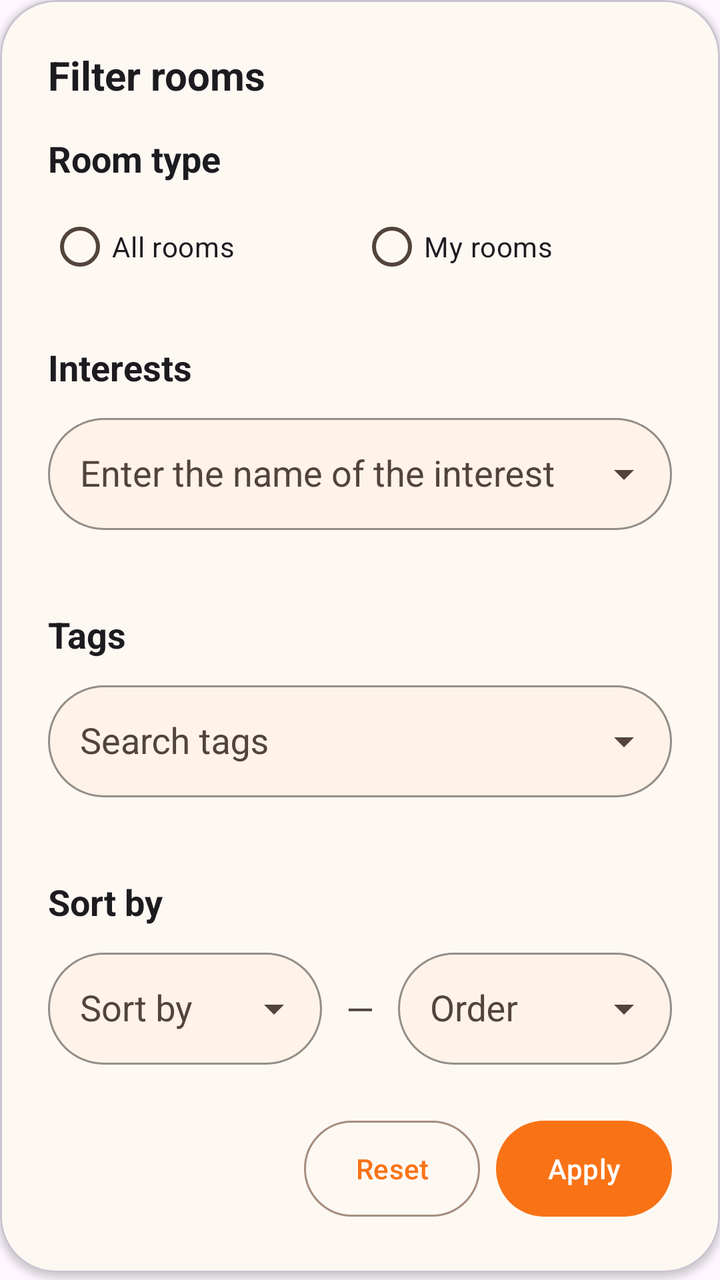
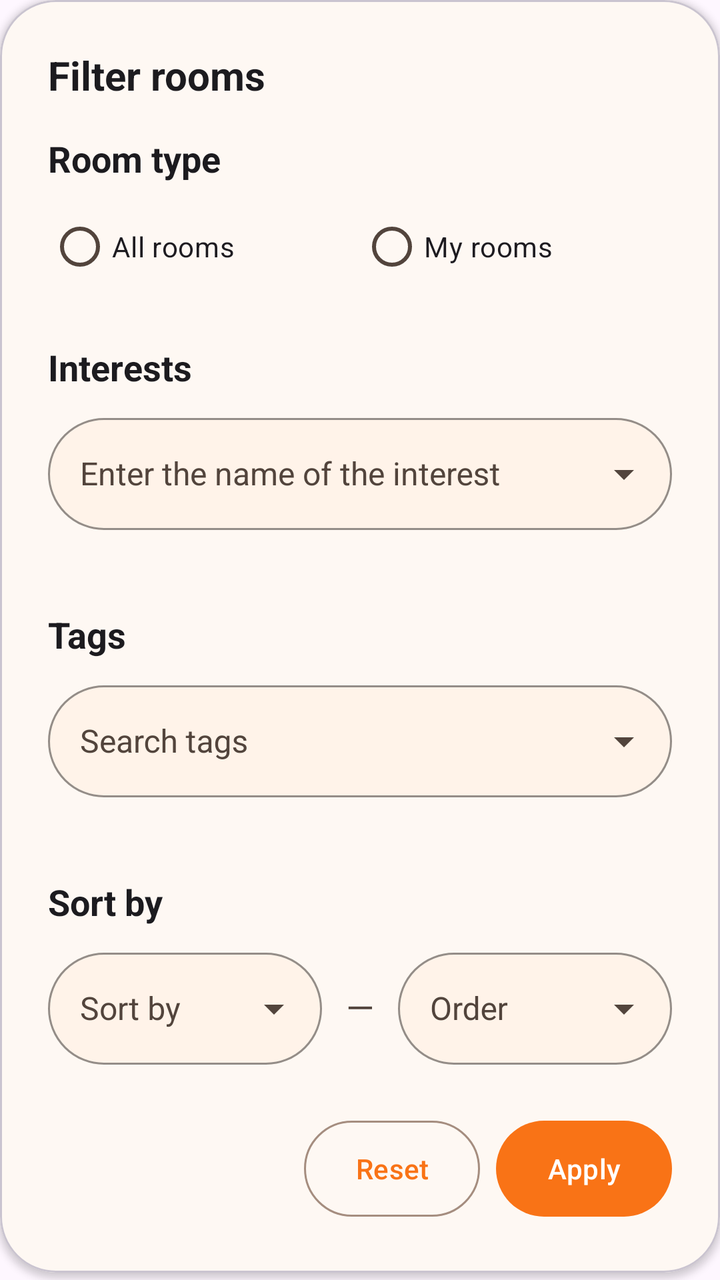

The first picture is an Android layout as it rendered before a commit; the second is the same layout after the commit. The layout source and the unified diff follow.
<!-- AndroidManifest.xml: application theme Theme.Common_Ground -->
<!-- res/layout/fragment_filter_dialog.xml -->
<?xml version="1.0" encoding="utf-8"?>
<ScrollView xmlns:android="http://schemas.android.com/apk/res/android"
    xmlns:app="http://schemas.android.com/apk/res-auto"
    android:layout_width="match_parent"
    android:layout_height="wrap_content"
    android:maxHeight="500dp">

    <com.google.android.material.card.MaterialCardView
        style="@style/CardView.Rounded"
        app:cardCornerRadius="@dimen/corner_radius_28"
        android:layout_width="match_parent"
        android:layout_height="wrap_content">

        <LinearLayout
            android:layout_width="match_parent"
            android:layout_height="wrap_content"
            android:orientation="vertical"
            android:padding="@dimen/spacing_24">

            <TextView
                android:layout_width="match_parent"
                android:layout_height="wrap_content"
                android:text="@string/filter_rooms"
                android:textColor="@color/md_on_surface"
                android:textSize="@dimen/text_xl"
                android:textStyle="bold"
                android:layout_marginBottom="@dimen/spacing_16" />

            <TextView
                android:layout_width="match_parent"
                android:layout_height="wrap_content"
                android:text="@string/room_type"
                android:textColor="@color/md_on_surface"
                android:textSize="@dimen/text_lg"
                android:textStyle="bold"
                android:layout_marginBottom="@dimen/spacing_8" />

            <RadioGroup
                android:id="@+id/room_type_group"
                android:layout_width="match_parent"
                android:layout_height="wrap_content"
                android:orientation="horizontal"
                android:layout_marginBottom="@dimen/spacing_24">

                <RadioButton
                    android:id="@+id/all_rooms"
                    android:layout_width="0dp"
                    android:layout_height="wrap_content"
                    android:layout_weight="1"
                    android:text="@string/all_rooms"
                    android:buttonTint="@color/radio_button_selector" />

                <RadioButton
                    android:id="@+id/my_rooms"
                    android:layout_width="0dp"
                    android:layout_height="wrap_content"
                    android:layout_weight="1"
                    android:text="@string/my_rooms"
                    android:buttonTint="@color/radio_button_selector" />
            </RadioGroup>

            <TextView
                android:layout_width="match_parent"
                android:layout_height="wrap_content"
                android:text="@string/interests"
                android:textColor="@color/md_on_surface"
                android:textSize="@dimen/text_lg"
                android:textStyle="bold"
                android:layout_marginBottom="@dimen/spacing_8" />

            <com.google.android.material.textfield.TextInputLayout
                android:id="@+id/interest_input_layout"
                style="@style/TextInputLayout.Rounded"
                android:layout_width="match_parent"
                android:layout_height="wrap_content"
                app:endIconMode="dropdown_menu"
                android:layout_marginBottom="@dimen/spacing_16">

                <com.google.android.material.textfield.MaterialAutoCompleteTextView
                    android:id="@+id/interest_auto_complete"
                    android:layout_width="match_parent"
                    android:layout_height="@dimen/input_height"
                    android:hint="@string/type_to_search_interest"
                    android:inputType="text"
                    android:maxLines="1"
                    android:singleLine="true"
                    android:paddingStart="16dp"
                    android:paddingEnd="16dp" />
            </com.google.android.material.textfield.TextInputLayout>

            <com.google.android.material.chip.ChipGroup
                android:id="@+id/selected_interests_chip_group"
                android:layout_width="match_parent"
                android:layout_height="wrap_content"
                app:chipSpacingHorizontal="@dimen/spacing_8"
                app:chipSpacingVertical="@dimen/spacing_4"
                android:layout_marginBottom="@dimen/spacing_24" />

            <TextView
                android:layout_width="match_parent"
                android:layout_height="wrap_content"
                android:text="@string/tags"
                android:textColor="@color/md_on_surface"
                android:textSize="@dimen/text_lg"
                android:textStyle="bold"
                android:layout_marginBottom="@dimen/spacing_8" />

            <com.google.android.material.textfield.TextInputLayout
                android:id="@+id/tag_input_layout"
                style="@style/TextInputLayout.Rounded"
                android:layout_width="match_parent"
                android:layout_height="wrap_content"
                app:endIconMode="dropdown_menu"
                android:layout_marginBottom="@dimen/spacing_16">

                <com.google.android.material.textfield.MaterialAutoCompleteTextView
                    android:id="@+id/tag_auto_complete"
                    android:layout_width="match_parent"
                    android:layout_height="@dimen/input_height"
                    android:hint="@string/search_tags"
                    android:inputType="text"
                    android:maxLines="1"
                    android:singleLine="true"
                    android:paddingStart="16dp"
                    android:paddingEnd="16dp" />
            </com.google.android.material.textfield.TextInputLayout>

            <com.google.android.material.chip.ChipGroup
                android:id="@+id/selected_tags_chip_group"
                android:layout_width="match_parent"
                android:layout_height="wrap_content"
                app:chipSpacingHorizontal="@dimen/spacing_8"
                app:chipSpacingVertical="@dimen/spacing_4"
                android:layout_marginBottom="@dimen/spacing_24" />

            <TextView
                android:layout_width="match_parent"
                android:layout_height="wrap_content"
                android:text="@string/sort_by"
                android:textColor="@color/md_on_surface"
                android:textSize="@dimen/text_lg"
                android:textStyle="bold"
                android:layout_marginBottom="@dimen/spacing_8" />

            <LinearLayout
                android:layout_width="match_parent"
                android:layout_height="wrap_content"
                android:orientation="horizontal"
                android:layout_marginBottom="@dimen/spacing_24">

                <com.google.android.material.textfield.TextInputLayout
                    style="@style/TextInputLayout.Rounded"
                    android:layout_width="0dp"
                    android:layout_height="wrap_content"
                    android:layout_weight="1"
                    app:endIconMode="dropdown_menu"
                    android:layout_marginEnd="@dimen/spacing_8">

                    <com.google.android.material.textfield.MaterialAutoCompleteTextView
                        android:id="@+id/sort_by_spinner"
                        android:layout_width="match_parent"
                        android:layout_height="@dimen/input_height"
                        android:hint="@string/sort_by_criterion"
                        android:inputType="none"
                        android:maxLines="1"
                        android:paddingStart="16dp"
                        android:singleLine="true" />
                </com.google.android.material.textfield.TextInputLayout>

                <TextView
                    android:layout_width="wrap_content"
                    android:layout_height="wrap_content"
                    android:text="—"
                    android:textSize="@dimen/text_lg"
                    android:textColor="@color/md_on_surface_variant"
                    android:layout_marginStart="@dimen/spacing_4"
                    android:layout_marginEnd="@dimen/spacing_4" />

                <com.google.android.material.textfield.TextInputLayout
                    style="@style/TextInputLayout.Rounded"
                    android:layout_width="0dp"
                    android:layout_height="wrap_content"
                    android:layout_weight="1"
                    app:endIconMode="dropdown_menu"
                    android:layout_marginStart="@dimen/spacing_8">

                    <com.google.android.material.textfield.MaterialAutoCompleteTextView
                        android:id="@+id/sort_order_spinner"
                        android:layout_width="match_parent"
                        android:layout_height="@dimen/input_height"
                        android:hint="@string/sort_order"
                        android:inputType="none"
                        android:maxLines="1"
                        android:paddingStart="16dp"
                        android:singleLine="true" />
                </com.google.android.material.textfield.TextInputLayout>

            </LinearLayout>

            <LinearLayout
                android:layout_width="match_parent"
                android:layout_height="wrap_content"
                android:orientation="horizontal"
                android:gravity="end">

                <com.google.android.material.button.MaterialButton
                    android:id="@+id/reset_button"
                    style="@style/Button.Outlined"
                    android:layout_width="wrap_content"
                    android:layout_height="wrap_content"
                    android:text="@string/reset"
                    android:layout_marginEnd="@dimen/spacing_8" />

                <com.google.android.material.button.MaterialButton
                    android:id="@+id/apply_button"
                    style="@style/Button.Filled"
                    android:layout_width="wrap_content"
                    android:layout_height="wrap_content"
                    android:text="@string/apply" />

            </LinearLayout>

        </LinearLayout>
    </com.google.android.material.card.MaterialCardView>
</ScrollView>
<!-- resources referenced by this layout -->
<resources>
  <color name="md_on_surface">#1C1B1F</color>
  <color name="md_on_surface_variant">#52443C</color>
  <dimen name="corner_radius_28">28dp</dimen>
  <dimen name="input_height">56dp</dimen>
  <dimen name="spacing_16">16dp</dimen>
  <dimen name="spacing_24">24dp</dimen>
  <dimen name="spacing_4">4dp</dimen>
  <dimen name="spacing_8">8dp</dimen>
  <dimen name="text_lg">18sp</dimen>
  <dimen name="text_xl">20sp</dimen>
  <string name="all_rooms">All rooms</string>
  <string name="apply">Apply</string>
  <string name="filter_rooms">Filter rooms</string>
  <string name="interests">Interests</string>
  <string name="my_rooms">My rooms</string>
  <string name="reset">Reset</string>
  <string name="room_type">Room type</string>
  <string name="search_tags">Search tags</string>
  <string name="sort_by">Sort by</string>
  <string name="sort_by_criterion">Sort by</string>
  <string name="sort_order">Order</string>
  <string name="tags">Tags</string>
  <string name="type_to_search_interest">Enter the name of the interest</string>
  <style name="Button.Filled" parent="Widget.Material3.Button">
          <item name="backgroundTint">@color/md_primary</item>
          <item name="android:textColor">@color/md_on_primary</item>
          <item name="cornerRadius">@dimen/corner_radius_full</item>
          <item name="android:elevation">@dimen/elevation_1</item>
          <item name="android:minHeight">@dimen/button_height</item>
      </style>
  <style name="Button.Outlined" parent="Widget.Material3.Button.OutlinedButton">
          <item name="strokeColor">@color/md_outline</item>
          <item name="android:textColor">@color/md_primary</item>
          <item name="cornerRadius">@dimen/corner_radius_full</item>
          <item name="android:minHeight">@dimen/button_height</item>
      </style>
  <style name="CardView.Rounded" parent="CardView">
          <item name="cardCornerRadius">@dimen/corner_radius_20</item>
          <item name="cardElevation">@dimen/elevation_2</item>
          <item name="cardBackgroundColor">@color/md_surface_container_low</item>
      </style>
  <style name="TextInputLayout.Rounded" parent="Widget.Material3.TextInputLayout.OutlinedBox">
          <item name="boxCornerRadiusBottomStart">@dimen/corner_radius_full</item>
          <item name="boxCornerRadiusBottomEnd">@dimen/corner_radius_full</item>
          <item name="boxCornerRadiusTopStart">@dimen/corner_radius_full</item>
          <item name="boxCornerRadiusTopEnd">@dimen/corner_radius_full</item>
          <item name="boxBackgroundColor">@color/md_surface_container_high</item>
          <item name="hintTextColor">@color/md_on_surface_variant</item>
          <item name="boxStrokeColor">@android:color/transparent</item>
      </style>
  <color name="md_primary">#F97316</color>
  <color name="md_on_primary">#FFFFFF</color>
  <dimen name="corner_radius_full">50dp</dimen>
  <dimen name="elevation_1">1dp</dimen>
  <dimen name="button_height">56dp</dimen>
  <color name="md_outline">#A58D7F</color>
  <dimen name="corner_radius_20">20dp</dimen>
  <dimen name="elevation_2">2dp</dimen>
  <color name="md_surface_container_low">#FEF8F3</color>
  <color name="md_surface_container_high">#FFF3E9</color>
  <color name="md_primary_container">#FFEDD5</color>
  <color name="md_on_primary_container">#7C2D12</color>
  <color name="md_secondary">#EF4444</color>
  <color name="md_on_secondary">#FFFFFF</color>
  <color name="md_secondary_container">#FEE2E2</color>
  <color name="md_on_secondary_container">#7F1D1D</color>
  <color name="md_tertiary">#FBBF24</color>
  <color name="md_on_tertiary">#422006</color>
  <color name="md_tertiary_container">#FEF3C7</color>
  <color name="md_on_tertiary_container">#78350F</color>
  <color name="md_surface">#FFFBF5</color>
  <color name="md_surface_variant">#FFF7ED</color>
  <color name="md_surface_container">#FFF7ED</color>
  <!-- unchanged entries left out for length: 1 -->
</resources>

<!-- the commit's change to res/layout/fragment_filter_dialog.xml (unified diff, before → after) -->
@@ -85,7 +85,8 @@
                     android:maxLines="1"
                     android:singleLine="true"
                     android:paddingStart="16dp"
-                    android:paddingEnd="16dp" />
+                    android:paddingEnd="16dp"
+                    android:textSize="@dimen/text_base"/>
             </com.google.android.material.textfield.TextInputLayout>
 
             <com.google.android.material.chip.ChipGroup
@@ -122,7 +123,8 @@
                     android:maxLines="1"
                     android:singleLine="true"
                     android:paddingStart="16dp"
-                    android:paddingEnd="16dp" />
+                    android:paddingEnd="16dp"
+                    android:textSize="@dimen/text_base"/>
             </com.google.android.material.textfield.TextInputLayout>
 
             <com.google.android.material.chip.ChipGroup
@@ -164,7 +166,8 @@
                         android:inputType="none"
                         android:maxLines="1"
                         android:paddingStart="16dp"
-                        android:singleLine="true" />
+                        android:singleLine="true"
+                        android:textSize="@dimen/text_base"/>
                 </com.google.android.material.textfield.TextInputLayout>
 
                 <TextView
@@ -192,7 +195,8 @@
                         android:inputType="none"
                         android:maxLines="1"
                         android:paddingStart="16dp"
-                        android:singleLine="true" />
+                        android:singleLine="true"
+                        android:textSize="@dimen/text_base"/>
                 </com.google.android.material.textfield.TextInputLayout>
 
             </LinearLayout>
<!-- resource entries referenced after the edit -->
@@ -8,6 +8,7 @@
   <dimen name="spacing_24">24dp</dimen>
   <dimen name="spacing_4">4dp</dimen>
   <dimen name="spacing_8">8dp</dimen>
+  <dimen name="text_base">16sp</dimen>
   <dimen name="text_lg">18sp</dimen>
   <dimen name="text_xl">20sp</dimen>
   <string name="all_rooms">All rooms</string>
